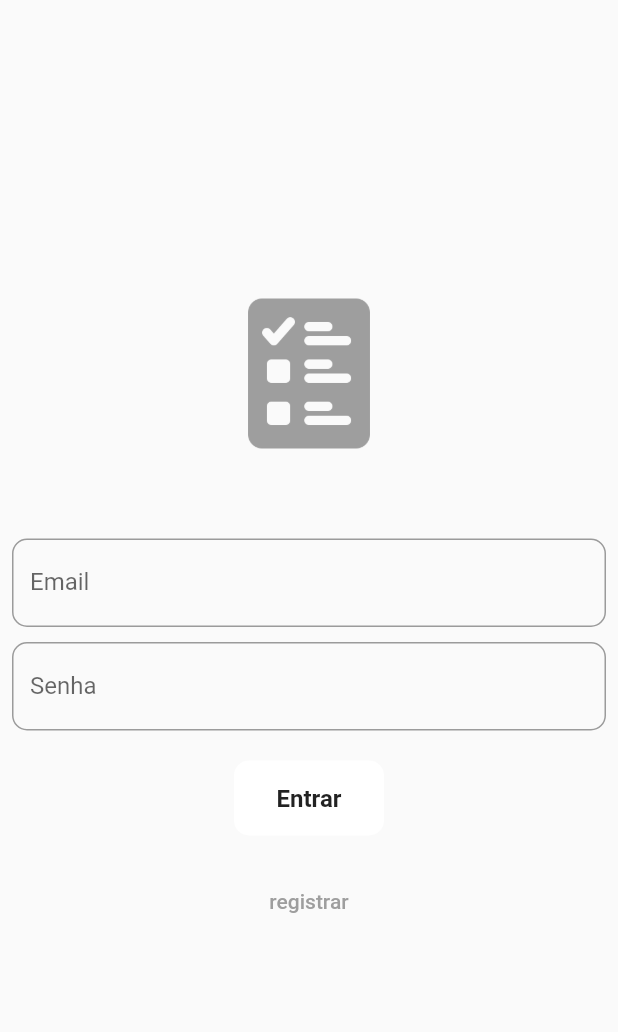
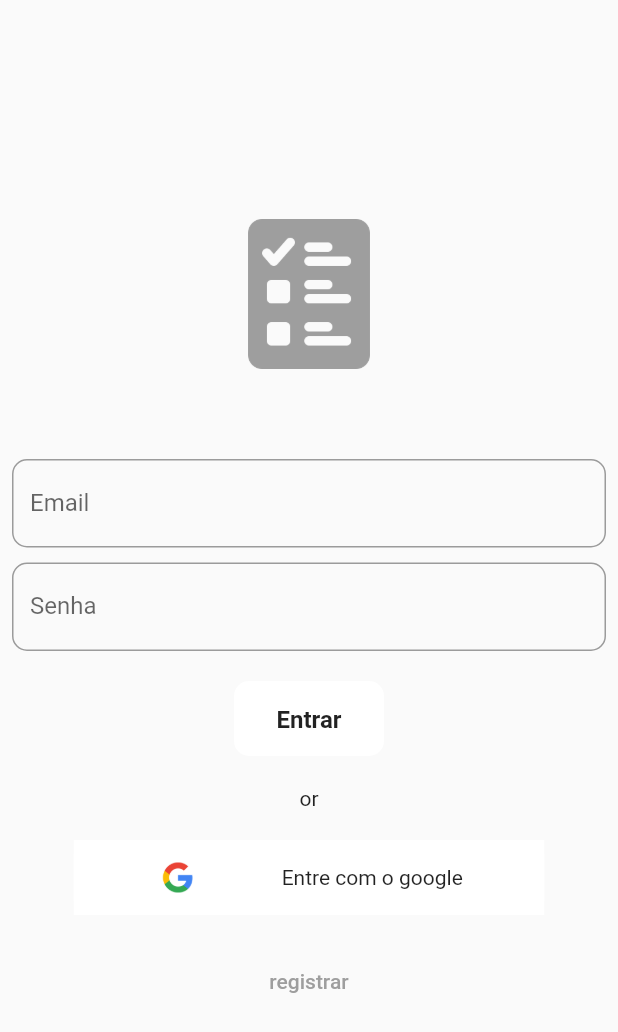
Before and after one commit to JoaoRafa19/Todo, a Flutter app: the screen it shows after launch, on a phone screen of 412 x 824 dp. Shown: the top 1032 px of the screen. Run offline on Flutter 3.47's test engine with Material 2 defaults, Android fonts, the light colour scheme and no system bars; our stand-ins replace cloud_firestore, firebase_auth, firebase_core, get, get_storage, google_sign_in; accounts and stored records are empty.

Commit message:
login com o google

```diff
--- a/lib/app/app.pages.dart
+++ b/lib/app/app.pages.dart
@@ -16,7 +16,7 @@ class AppPages {
     GetPage(
       binding: LoginBinding(),
       name: Routes.login,
-      page: () => const LoginPage(),
+      page: () => LoginPage(),
     ),
     GetPage(
         name: Routes.register,
--- a/lib/modules/auth/login/login.page.dart
+++ b/lib/modules/auth/login/login.page.dart
@@ -5,7 +5,9 @@ import 'package:todo/app/routes.dart';
 import 'login.controller.dart';
 
 class LoginPage extends GetView<LoginController> {
-  const LoginPage({Key? key}) : super(key: key);
+  LoginPage({Key? key}) : super(key: key);
+
+  final _formKey = GlobalKey<FormState>();
 
   @override
   Widget build(BuildContext context) {
@@ -16,6 +18,7 @@ class LoginPage extends GetView<LoginController> {
             mainAxisAlignment: MainAxisAlignment.center,
             children: [
               Form(
+                  key: _formKey,
                   autovalidateMode: AutovalidateMode.always,
                   child: Padding(
                     padding: const EdgeInsets.all(8.0),
@@ -65,6 +68,10 @@ class LoginPage extends GetView<LoginController> {
                         const SizedBox(
                           height: 20,
                         ),
+                        Obx(() => controller.loading.value
+                            ? const CircularProgressIndicator()
+                            : Column(
+                                children: [
                                   GestureDetector(
                                     child: Container(
                                       padding: const EdgeInsets.all(16),
@@ -72,15 +79,16 @@ class LoginPage extends GetView<LoginController> {
                                       height: 50,
                                       decoration: const BoxDecoration(
                                           color: Colors.white,
-                                borderRadius:
-                                    BorderRadius.all(Radius.circular(10))),
+                                          borderRadius: BorderRadius.all(
+                                              Radius.circular(10))),
                                       child: Obx(() => Center(
                                             child: controller.loading.value
                                                 ? SizedBox(
                                                     width: 20,
-                                          child: CircularProgressIndicator(
-                                            color:
-                                                Theme.of(context).primaryColor,
+                                                    child:
+                                                        CircularProgressIndicator(
+                                                      color: Theme.of(context)
+                                                          .primaryColor,
                                                       strokeWidth: 2,
                                                     ),
                                                   )
@@ -89,7 +97,8 @@ class LoginPage extends GetView<LoginController> {
                                                     style: TextStyle(
                                                         color: Colors.black87,
                                                         fontSize: 16,
-                                              fontWeight: FontWeight.bold),
+                                                        fontWeight:
+                                                            FontWeight.bold),
                                                   ),
                                           )),
                                     ),
@@ -97,6 +106,64 @@ class LoginPage extends GetView<LoginController> {
                                       controller.login();
                                     },
                                   ),
+                                  const SizedBox(height: 20),
+                                  const Text('or'),
+                                  const SizedBox(height: 20),
+                                  Container(
+                                    padding: EdgeInsets.only(
+                                        left: Get.width * 0.1,
+                                        right: Get.width * 0.1),
+                                    child: Container(
+                                      color: Colors.white,
+                                      child: GestureDetector(
+                                        onTap: () async {
+                                          await controller.loginWithGoogle();
+                                        },
+                                        child: controller.loading.value
+                                            ? const CircularProgressIndicator()
+                                            : Container(
+                                                height: 50,
+                                                width: double.infinity,
+                                                decoration: const BoxDecoration(
+                                                  color: Colors.white,
+                                                  borderRadius:
+                                                      BorderRadius.all(
+                                                    Radius.circular(10),
+                                                  ),
+                                                ),
+                                                child: Center(
+                                                  child: Row(
+                                                    mainAxisAlignment:
+                                                        MainAxisAlignment
+                                                            .spaceEvenly,
+                                                    children: [
+                                                      Padding(
+                                                        padding:
+                                                            const EdgeInsets
+                                                                .all(5),
+                                                        child: Image.asset(
+                                                          'assets/images/google-icon.png',
+                                                          isAntiAlias: true,
+                                                          width: 20,
+                                                          alignment:
+                                                              Alignment.center,
+                                                        ),
+                                                      ),
+                                                      const Text(
+                                                        'Entre com o google',
+                                                        style: TextStyle(
+                                                            color:
+                                                                Colors.black87),
+                                                      ),
+                                                    ],
+                                                  ),
+                                                ),
+                                              ),
+                                      ),
+                                    ),
+                                  ),
+                                ],
+                              )),
                         const SizedBox(
                           height: 20,
                         ),
```
Also changed, not shown: lib/data/repositories/auth.repository.dart (+12 -0 lines), lib/modules/auth/login/login.controller.dart (+31 -3 lines). Lines whose indentation alone changed are shown as unchanged.
